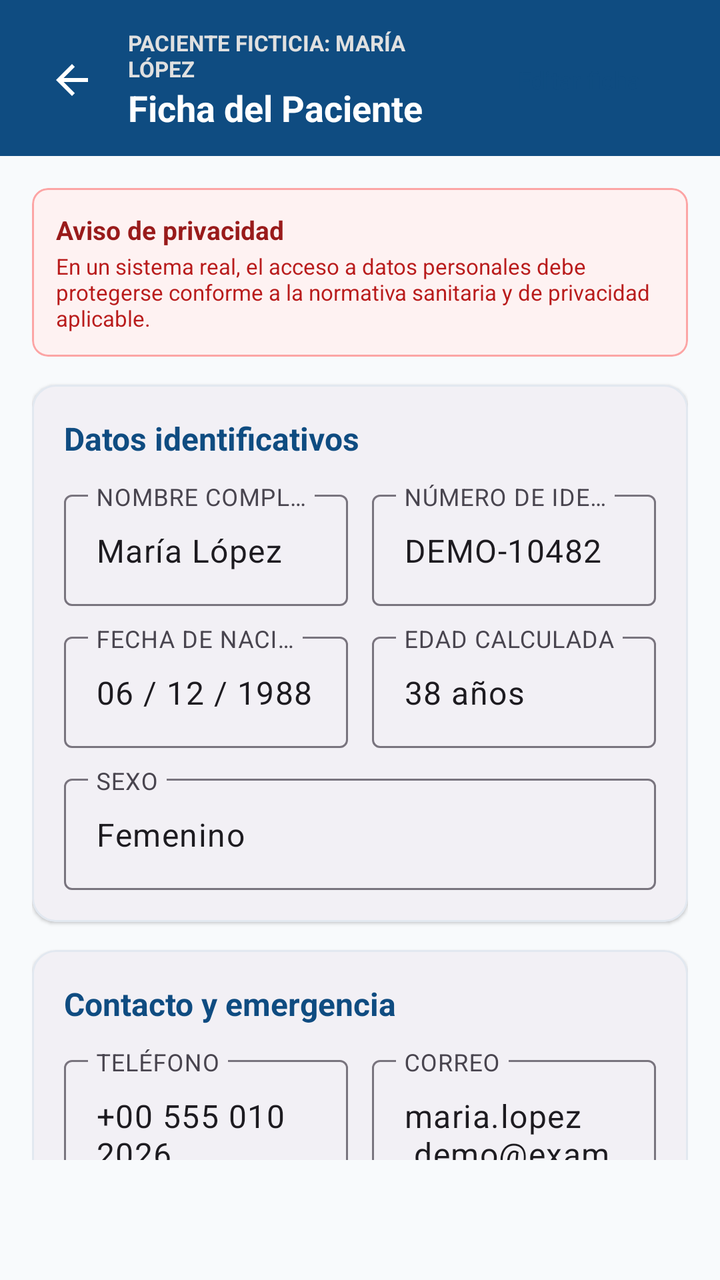
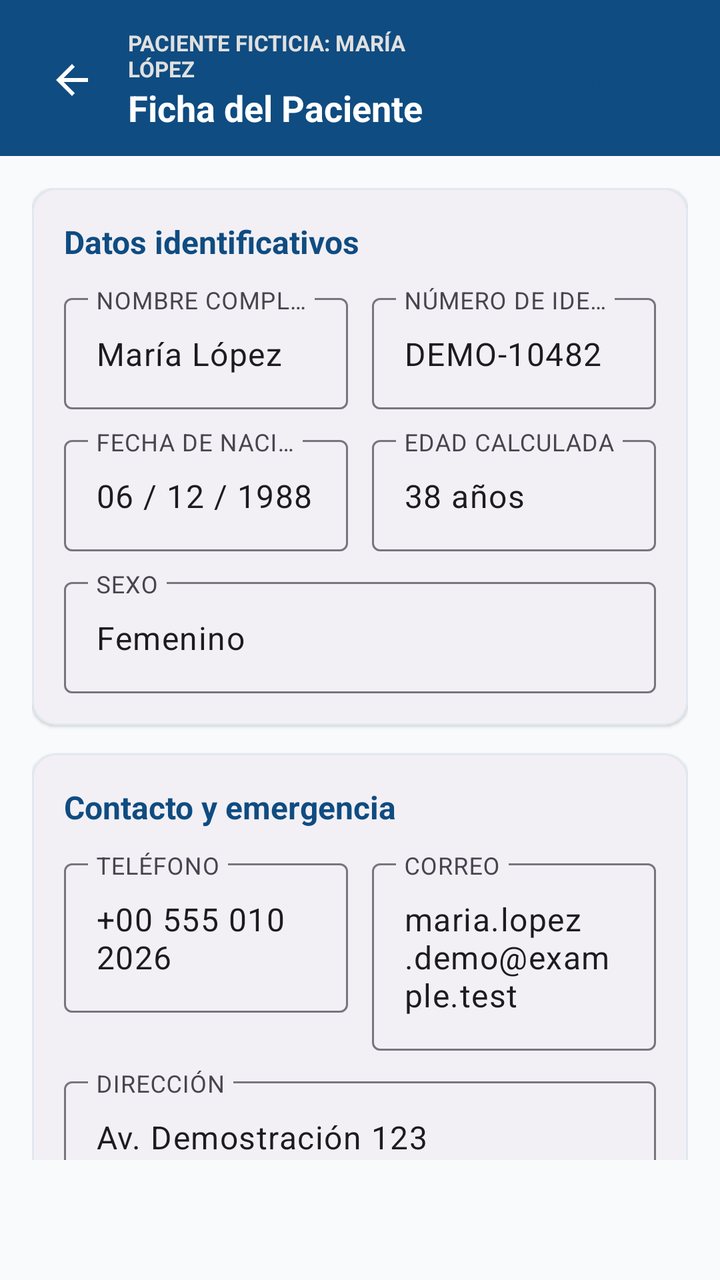

Two renders of the same Android screen: before a commit and after it. Below are the layout's source before the change and the commit's diff.
<!-- AndroidManifest.xml: activity theme Theme.GuiaFarmaceutica -->
<!-- res/layout/activity_perfil_paciente.xml -->
<?xml version="1.0" encoding="utf-8"?>
<androidx.coordinatorlayout.widget.CoordinatorLayout xmlns:android="http://schemas.android.com/apk/res/android"
    xmlns:app="http://schemas.android.com/apk/res-auto"
    android:layout_width="match_parent"
    android:layout_height="match_parent"
    android:background="#F8FAFC">

    <com.google.android.material.appbar.AppBarLayout
        android:layout_width="match_parent"
        android:layout_height="wrap_content"
        android:background="#0F4C81"
        app:elevation="4dp"
        app:liftOnScroll="false">

        <LinearLayout
            android:layout_width="match_parent"
            android:layout_height="wrap_content"
            android:gravity="center_vertical"
            android:orientation="horizontal"
            android:paddingHorizontal="16dp"
            android:paddingTop="14dp"
            android:paddingBottom="12dp">

            <ImageButton
                android:id="@+id/btn_back"
                android:layout_width="40dp"
                android:layout_height="40dp"
                android:background="?attr/selectableItemBackgroundBorderless"
                android:contentDescription="Atrás"
                android:src="@drawable/ic_back_arrow" />

            <LinearLayout
                android:layout_width="0dp"
                android:layout_height="wrap_content"
                android:layout_marginStart="8dp"
                android:layout_weight="1"
                android:orientation="vertical">

                <TextView
                    android:id="@+id/text_perfil_header_sub"
                    android:layout_width="wrap_content"
                    android:layout_height="wrap_content"
                    android:text="PACIENTE FICTICIA: MARÍA LÓPEZ"
                    android:textColor="#E0E0E0"
                    android:textSize="11sp"
                    android:textStyle="bold" />

                <TextView
                    android:id="@+id/text_perfil_header_title"
                    android:layout_width="wrap_content"
                    android:layout_height="wrap_content"
                    android:text="Ficha del Paciente"
                    android:textColor="@android:color/white"
                    android:textSize="18sp"
                    android:textStyle="bold" />
            </LinearLayout>

            <Button
                android:id="@+id/btn_editar_ficha"
                style="@style/Widget.Material3.Button.TonalButton"
                android:layout_width="wrap_content"
                android:layout_height="wrap_content"
                android:text="Editar ficha"
                android:textColor="#0F4C81"
                android:textSize="12sp" />

        </LinearLayout>

    </com.google.android.material.appbar.AppBarLayout>

    <androidx.core.widget.NestedScrollView
        android:layout_width="match_parent"
        android:layout_height="match_parent"
        android:paddingBottom="60dp"
        app:layout_behavior="@string/appbar_scrolling_view_behavior">

        <LinearLayout
            android:layout_width="match_parent"
            android:layout_height="wrap_content"
            android:orientation="vertical"
            android:padding="16dp">

            
            <com.google.android.material.card.MaterialCardView
                android:layout_width="match_parent"
                android:layout_height="wrap_content"
                android:layout_marginBottom="14dp"
                app:cardBackgroundColor="#FEF2F2"
                app:cardCornerRadius="8dp"
                app:strokeColor="#FCA5A5"
                app:strokeWidth="1dp">

                <LinearLayout
                    android:layout_width="match_parent"
                    android:layout_height="wrap_content"
                    android:orientation="vertical"
                    android:padding="12dp">

                    <TextView
                        android:layout_width="wrap_content"
                        android:layout_height="wrap_content"
                        android:text="Aviso de privacidad"
                        android:textColor="#991B1B"
                        android:textSize="13sp"
                        android:textStyle="bold" />

                    <TextView
                        android:layout_width="wrap_content"
                        android:layout_height="wrap_content"
                        android:layout_marginTop="2dp"
                        android:text="En un sistema real, el acceso a datos personales debe protegerse conforme a la normativa sanitaria y de privacidad aplicable."
                        android:textColor="#B91C1C"
                        android:textSize="11sp" />

                </LinearLayout>

            </com.google.android.material.card.MaterialCardView>

            
            <com.google.android.material.card.MaterialCardView
                android:layout_width="match_parent"
                android:layout_height="wrap_content"
                android:layout_marginBottom="14dp"
                app:cardCornerRadius="12dp"
                app:cardElevation="1dp"
                app:strokeColor="#E2E8F0"
                app:strokeWidth="1dp">

                <LinearLayout
                    android:layout_width="match_parent"
                    android:layout_height="wrap_content"
                    android:orientation="vertical"
                    android:padding="16dp">

                    <TextView
                        android:layout_width="wrap_content"
                        android:layout_height="wrap_content"
                        android:text="Datos identificativos"
                        android:textColor="#0F4C81"
                        android:textSize="16sp"
                        android:textStyle="bold" />

                    <LinearLayout
                        android:layout_width="match_parent"
                        android:layout_height="wrap_content"
                        android:layout_marginTop="12dp"
                        android:orientation="horizontal">

                        <com.google.android.material.textfield.TextInputLayout
                            android:layout_width="0dp"
                            android:layout_height="wrap_content"
                            android:layout_marginEnd="6dp"
                            android:layout_weight="1"
                            android:hint="NOMBRE COMPLETO">

                            <com.google.android.material.textfield.TextInputEditText
                                android:id="@+id/edit_perfil_nombre"
                                android:layout_width="match_parent"
                                android:layout_height="wrap_content"
                                android:text="María López" />
                        </com.google.android.material.textfield.TextInputLayout>

                        <com.google.android.material.textfield.TextInputLayout
                            android:layout_width="0dp"
                            android:layout_height="wrap_content"
                            android:layout_marginStart="6dp"
                            android:layout_weight="1"
                            android:hint="NÚMERO DE IDENTIFICACIÓN">

                            <com.google.android.material.textfield.TextInputEditText
                                android:id="@+id/edit_perfil_id"
                                android:layout_width="match_parent"
                                android:layout_height="wrap_content"
                                android:text="DEMO-10482" />
                        </com.google.android.material.textfield.TextInputLayout>

                    </LinearLayout>

                    <LinearLayout
                        android:layout_width="match_parent"
                        android:layout_height="wrap_content"
                        android:layout_marginTop="10dp"
                        android:orientation="horizontal">

                        <com.google.android.material.textfield.TextInputLayout
                            android:layout_width="0dp"
                            android:layout_height="wrap_content"
                            android:layout_marginEnd="6dp"
                            android:layout_weight="1"
                            android:hint="FECHA DE NACIMIENTO">

                            <com.google.android.material.textfield.TextInputEditText
                                android:id="@+id/edit_perfil_fecha_nac"
                                android:layout_width="match_parent"
                                android:layout_height="wrap_content"
                                android:text="06 / 12 / 1988" />
                        </com.google.android.material.textfield.TextInputLayout>

                        <com.google.android.material.textfield.TextInputLayout
                            android:layout_width="0dp"
                            android:layout_height="wrap_content"
                            android:layout_marginStart="6dp"
                            android:layout_weight="1"
                            android:hint="EDAD CALCULADA">

                            <com.google.android.material.textfield.TextInputEditText
                                android:id="@+id/edit_perfil_edad"
                                android:layout_width="match_parent"
                                android:layout_height="wrap_content"
                                android:text="38 años" />
                        </com.google.android.material.textfield.TextInputLayout>

                    </LinearLayout>

                    <com.google.android.material.textfield.TextInputLayout
                        android:layout_width="match_parent"
                        android:layout_height="wrap_content"
                        android:layout_marginTop="10dp"
                        android:hint="SEXO">

                        <com.google.android.material.textfield.TextInputEditText
                            android:id="@+id/edit_perfil_sexo"
                            android:layout_width="match_parent"
                            android:layout_height="wrap_content"
                            android:text="Femenino" />
                    </com.google.android.material.textfield.TextInputLayout>

                </LinearLayout>

            </com.google.android.material.card.MaterialCardView>

            
            <com.google.android.material.card.MaterialCardView
                android:layout_width="match_parent"
                android:layout_height="wrap_content"
                android:layout_marginBottom="14dp"
                app:cardCornerRadius="12dp"
                app:cardElevation="1dp"
                app:strokeColor="#E2E8F0"
                app:strokeWidth="1dp">

                <LinearLayout
                    android:layout_width="match_parent"
                    android:layout_height="wrap_content"
                    android:orientation="vertical"
                    android:padding="16dp">

                    <TextView
                        android:layout_width="wrap_content"
                        android:layout_height="wrap_content"
                        android:text="Contacto y emergencia"
                        android:textColor="#0F4C81"
                        android:textSize="16sp"
                        android:textStyle="bold" />

                    <LinearLayout
                        android:layout_width="match_parent"
                        android:layout_height="wrap_content"
                        android:layout_marginTop="12dp"
                        android:orientation="horizontal">

                        <com.google.android.material.textfield.TextInputLayout
                            android:layout_width="0dp"
                            android:layout_height="wrap_content"
                            android:layout_marginEnd="6dp"
                            android:layout_weight="1"
                            android:hint="TELÉFONO">

                            <com.google.android.material.textfield.TextInputEditText
                                android:id="@+id/edit_perfil_telefono"
                                android:layout_width="match_parent"
                                android:layout_height="wrap_content"
                                android:text="+00 555 010 2026" />
                        </com.google.android.material.textfield.TextInputLayout>

                        <com.google.android.material.textfield.TextInputLayout
                            android:layout_width="0dp"
                            android:layout_height="wrap_content"
                            android:layout_marginStart="6dp"
                            android:layout_weight="1"
                            android:hint="CORREO">

                            <com.google.android.material.textfield.TextInputEditText
                                android:id="@+id/edit_perfil_correo"
                                android:layout_width="match_parent"
                                android:layout_height="wrap_content"
                                android:text="maria.lopez.demo@example.test" />
                        </com.google.android.material.textfield.TextInputLayout>

                    </LinearLayout>

                    <com.google.android.material.textfield.TextInputLayout
                        android:layout_width="match_parent"
                        android:layout_height="wrap_content"
                        android:layout_marginTop="10dp"
                        android:hint="DIRECCIÓN">

                        <com.google.android.material.textfield.TextInputEditText
                            android:id="@+id/edit_perfil_direccion"
                            android:layout_width="match_parent"
                            android:layout_height="wrap_content"
                            android:text="Av. Demostración 123" />
                    </com.google.android.material.textfield.TextInputLayout>

                    <com.google.android.material.textfield.TextInputLayout
                        android:layout_width="match_parent"
                        android:layout_height="wrap_content"
                        android:layout_marginTop="10dp"
                        android:hint="CONTACTO DE EMERGENCIA">

                        <com.google.android.material.textfield.TextInputEditText
                            android:id="@+id/edit_perfil_emergencia"
                            android:layout_width="match_parent"
                            android:layout_height="wrap_content"
                            android:text="Ana López - +00 555 010 2027" />
                    </com.google.android.material.textfield.TextInputLayout>

                </LinearLayout>

            </com.google.android.material.card.MaterialCardView>

            
            <com.google.android.material.card.MaterialCardView
                android:layout_width="match_parent"
                android:layout_height="wrap_content"
                android:layout_marginBottom="14dp"
                app:cardCornerRadius="12dp"
                app:cardElevation="1dp"
                app:strokeColor="#E2E8F0"
                app:strokeWidth="1dp">

                <LinearLayout
                    android:layout_width="match_parent"
                    android:layout_height="wrap_content"
                    android:orientation="vertical"
                    android:padding="16dp">

                    <TextView
                        android:layout_width="wrap_content"
                        android:layout_height="wrap_content"
                        android:text="Datos clínicos"
                        android:textColor="#0F4C81"
                        android:textSize="16sp"
                        android:textStyle="bold" />

                    <com.google.android.material.textfield.TextInputLayout
                        android:layout_width="match_parent"
                        android:layout_height="wrap_content"
                        android:layout_marginTop="12dp"
                        android:hint="ALERGIAS">

                        <com.google.android.material.textfield.TextInputEditText
                            android:id="@+id/edit_perfil_alergias"
                            android:layout_width="match_parent"
                            android:layout_height="wrap_content"
                            android:text="Alergia ficticia registrada (Penicilina / AINEs)"
                            android:textColor="#C62828"
                            android:textStyle="bold" />
                    </com.google.android.material.textfield.TextInputLayout>

                    <LinearLayout
                        android:layout_width="match_parent"
                        android:layout_height="wrap_content"
                        android:layout_marginTop="10dp"
                        android:orientation="horizontal">

                        <com.google.android.material.textfield.TextInputLayout
                            android:layout_width="0dp"
                            android:layout_height="wrap_content"
                            android:layout_marginEnd="6dp"
                            android:layout_weight="1"
                            android:hint="CONDICIONES RELEVANTES">

                            <com.google.android.material.textfield.TextInputEditText
                                android:id="@+id/edit_perfil_condiciones"
                                android:layout_width="match_parent"
                                android:layout_height="wrap_content"
                                android:text="Antecedente ficticio" />
                        </com.google.android.material.textfield.TextInputLayout>

                        <com.google.android.material.textfield.TextInputLayout
                            android:layout_width="0dp"
                            android:layout_height="wrap_content"
                            android:layout_marginStart="6dp"
                            android:layout_weight="1"
                            android:hint="GRUPO SANGUÍNEO">

                            <com.google.android.material.textfield.TextInputEditText
                                android:id="@+id/edit_perfil_grupo_sang"
                                android:layout_width="match_parent"
                                android:layout_height="wrap_content"
                                android:text="O+" />
                        </com.google.android.material.textfield.TextInputLayout>

                    </LinearLayout>

                    <LinearLayout
                        android:layout_width="match_parent"
                        android:layout_height="wrap_content"
                        android:layout_marginTop="10dp"
                        android:orientation="horizontal">

                        <com.google.android.material.textfield.TextInputLayout
                            android:layout_width="0dp"
                            android:layout_height="wrap_content"
                            android:layout_marginEnd="6dp"
                            android:layout_weight="1"
                            android:hint="PESO">

                            <com.google.android.material.textfield.TextInputEditText
                                android:id="@+id/edit_perfil_peso"
                                android:layout_width="match_parent"
                                android:layout_height="wrap_content"
                                android:text="62 kg" />
                        </com.google.android.material.textfield.TextInputLayout>

                        <com.google.android.material.textfield.TextInputLayout
                            android:layout_width="0dp"
                            android:layout_height="wrap_content"
                            android:layout_marginStart="6dp"
                            android:layout_weight="1"
                            android:hint="ALTURA">

                            <com.google.android.material.textfield.TextInputEditText
                                android:id="@+id/edit_perfil_altura"
                                android:layout_width="match_parent"
                                android:layout_height="wrap_content"
                                android:text="165 cm" />
                        </com.google.android.material.textfield.TextInputLayout>

                    </LinearLayout>

                    <com.google.android.material.textfield.TextInputLayout
                        android:layout_width="match_parent"
                        android:layout_height="wrap_content"
                        android:layout_marginTop="10dp"
                        android:hint="NOTAS CLÍNICAS">

                        <com.google.android.material.textfield.TextInputEditText
                            android:id="@+id/edit_perfil_notas"
                            android:layout_width="match_parent"
                            android:layout_height="wrap_content"
                            android:text="Notas ficticias para demostración. No usar en atención real." />
                    </com.google.android.material.textfield.TextInputLayout>

                </LinearLayout>

            </com.google.android.material.card.MaterialCardView>

            
            <LinearLayout
                android:layout_width="match_parent"
                android:layout_height="wrap_content"
                android:orientation="horizontal">

                <Button
                    android:id="@+id/btn_perfil_nueva_impresion"
                    android:layout_width="0dp"
                    android:layout_height="wrap_content"
                    android:layout_marginEnd="4dp"
                    android:layout_weight="1"
                    android:text="Nueva Impresión" />

                <Button
                    android:id="@+id/btn_perfil_historial"
                    style="@style/Widget.Material3.Button.OutlinedButton"
                    android:layout_width="0dp"
                    android:layout_height="wrap_content"
                    android:layout_marginStart="4dp"
                    android:layout_weight="1"
                    android:text="Ver Historial" />

            </LinearLayout>

        </LinearLayout>

    </androidx.core.widget.NestedScrollView>

</androidx.coordinatorlayout.widget.CoordinatorLayout>
<!-- resources referenced by this layout -->
<resources>
  <!-- drawable ic_back_arrow (drawable) -->
  <vector xmlns:android="http://schemas.android.com/apk/res/android"
      android:width="24dp"
      android:height="24dp"
      android:viewportWidth="24"
      android:viewportHeight="24">
      <path
          android:fillColor="@android:color/white"
          android:pathData="M20,11H7.83l5.59,-5.59L12,4l-8,8 8,8 1.41,-1.41L7.83,13H20v-2z" />
  </vector>
  <style name="Theme.GuiaFarmaceutica" parent="Theme.Material3.DayNight.NoActionBar">
          <item name="colorPrimary">@color/verde_farmacia</item>
          <item name="colorOnPrimary">@android:color/white</item>
          <item name="colorSecondary">@color/azul_clinico</item>
      </style>
  <color name="verde_farmacia">#1B7A4D</color>
  <color name="azul_clinico">#1565C0</color>
</resources>

<!-- the commit's change to res/layout/activity_perfil_paciente.xml (unified diff, before → after) -->
@@ -85,32 +85,109 @@
                 android:layout_width="match_parent"
                 android:layout_height="wrap_content"
                 android:layout_marginBottom="14dp"
-                app:cardBackgroundColor="#FEF2F2"
-                app:cardCornerRadius="8dp"
-                app:strokeColor="#FCA5A5"
+                app:cardCornerRadius="12dp"
+                app:cardElevation="1dp"
+                app:strokeColor="#E2E8F0"
                 app:strokeWidth="1dp">
 
                 <LinearLayout
                     android:layout_width="match_parent"
                     android:layout_height="wrap_content"
                     android:orientation="vertical"
-                    android:padding="12dp">
+                    android:padding="16dp">
 
                     <TextView
                         android:layout_width="wrap_content"
                         android:layout_height="wrap_content"
-                        android:text="Aviso de privacidad"
-                        android:textColor="#991B1B"
-                        android:textSize="13sp"
+                        android:text="Datos identificativos"
+                        android:textColor="#0F4C81"
+                        android:textSize="16sp"
                         android:textStyle="bold" />
 
-                    <TextView
-                        android:layout_width="wrap_content"
-                        android:layout_height="wrap_content"
-                        android:layout_marginTop="2dp"
-                        android:text="En un sistema real, el acceso a datos personales debe protegerse conforme a la normativa sanitaria y de privacidad aplicable."
-                        android:textColor="#B91C1C"
-                        android:textSize="11sp" />
+                    <LinearLayout
+                        android:layout_width="match_parent"
+                        android:layout_height="wrap_content"
+                        android:layout_marginTop="12dp"
+                        android:orientation="horizontal">
+
+                        <com.google.android.material.textfield.TextInputLayout
+                            android:layout_width="0dp"
+                            android:layout_height="wrap_content"
+                            android:layout_marginEnd="6dp"
+                            android:layout_weight="1"
+                            android:hint="NOMBRE COMPLETO">
+
+                            <com.google.android.material.textfield.TextInputEditText
+                                android:id="@+id/edit_perfil_nombre"
+                                android:layout_width="match_parent"
+                                android:layout_height="wrap_content"
+                                android:text="María López" />
+                        </com.google.android.material.textfield.TextInputLayout>
+
+                        <com.google.android.material.textfield.TextInputLayout
+                            android:layout_width="0dp"
+                            android:layout_height="wrap_content"
+                            android:layout_marginStart="6dp"
+                            android:layout_weight="1"
+                            android:hint="NÚMERO DE IDENTIFICACIÓN">
+
+                            <com.google.android.material.textfield.TextInputEditText
+                                android:id="@+id/edit_perfil_id"
+                                android:layout_width="match_parent"
+                                android:layout_height="wrap_content"
+                                android:text="DEMO-10482" />
+                        </com.google.android.material.textfield.TextInputLayout>
+
+                    </LinearLayout>
+
+                    <LinearLayout
+                        android:layout_width="match_parent"
+                        android:layout_height="wrap_content"
+                        android:layout_marginTop="10dp"
+                        android:orientation="horizontal">
+
+                        <com.google.android.material.textfield.TextInputLayout
+                            android:layout_width="0dp"
+                            android:layout_height="wrap_content"
+                            android:layout_marginEnd="6dp"
+                            android:layout_weight="1"
+                            android:hint="FECHA DE NACIMIENTO">
+
+                            <com.google.android.material.textfield.TextInputEditText
+                                android:id="@+id/edit_perfil_fecha_nac"
+                                android:layout_width="match_parent"
+                                android:layout_height="wrap_content"
+                                android:text="06 / 12 / 1988" />
+                        </com.google.android.material.textfield.TextInputLayout>
+
+                        <com.google.android.material.textfield.TextInputLayout
+                            android:layout_width="0dp"
+                            android:layout_height="wrap_content"
+                            android:layout_marginStart="6dp"
+                            android:layout_weight="1"
+                            android:hint="EDAD CALCULADA">
+
+                            <com.google.android.material.textfield.TextInputEditText
+                                android:id="@+id/edit_perfil_edad"
+                                android:layout_width="match_parent"
+                                android:layout_height="wrap_content"
+                                android:text="38 años" />
+                        </com.google.android.material.textfield.TextInputLayout>
+
+                    </LinearLayout>
+
+                    <com.google.android.material.textfield.TextInputLayout
+                        android:layout_width="match_parent"
+                        android:layout_height="wrap_content"
+                        android:layout_marginTop="10dp"
+                        android:hint="SEXO">
+
+                        <com.google.android.material.textfield.TextInputEditText
+                            android:id="@+id/edit_perfil_sexo"
+                            android:layout_width="match_parent"
+                            android:layout_height="wrap_content"
+                            android:text="Femenino" />
+                    </com.google.android.material.textfield.TextInputLayout>
 
                 </LinearLayout>
 
@@ -135,7 +212,7 @@
                     <TextView
                         android:layout_width="wrap_content"
                         android:layout_height="wrap_content"
-                        android:text="Datos identificativos"
+                        android:text="Contacto y emergencia"
                         android:textColor="#0F4C81"
                         android:textSize="16sp"
                         android:textStyle="bold" />
@@ -151,13 +228,13 @@
                             android:layout_height="wrap_content"
                             android:layout_marginEnd="6dp"
                             android:layout_weight="1"
-                            android:hint="NOMBRE COMPLETO">
-
-                            <com.google.android.material.textfield.TextInputEditText
-                                android:id="@+id/edit_perfil_nombre"
-                                android:layout_width="match_parent"
-                                android:layout_height="wrap_content"
-                                android:text="María López" />
+                            android:hint="TELÉFONO">
+
+                            <com.google.android.material.textfield.TextInputEditText
+                                android:id="@+id/edit_perfil_telefono"
+                                android:layout_width="match_parent"
+                                android:layout_height="wrap_content"
+                                android:text="+00 555 010 2026" />
                         </com.google.android.material.textfield.TextInputLayout>
 
                         <com.google.android.material.textfield.TextInputLayout
@@ -165,64 +242,41 @@
                             android:layout_height="wrap_content"
                             android:layout_marginStart="6dp"
                             android:layout_weight="1"
-                            android:hint="NÚMERO DE IDENTIFICACIÓN">
-
-                            <com.google.android.material.textfield.TextInputEditText
-                                android:id="@+id/edit_perfil_id"
-                                android:layout_width="match_parent"
-                                android:layout_height="wrap_content"
-                                android:text="DEMO-10482" />
+                            android:hint="CORREO">
+
+                            <com.google.android.material.textfield.TextInputEditText
+                                android:id="@+id/edit_perfil_correo"
+                                android:layout_width="match_parent"
+                                android:layout_height="wrap_content"
+                                android:text="maria.lopez.demo@example.test" />
                         </com.google.android.material.textfield.TextInputLayout>
 
                     </LinearLayout>
 
-                    <LinearLayout
-                        android:layout_width="match_parent"
-                        android:layout_height="wrap_content"
-                        android:layout_marginTop="10dp"
-                        android:orientation="horizontal">
-
-                        <com.google.android.material.textfield.TextInputLayout
-                            android:layout_width="0dp"
-                            android:layout_height="wrap_content"
-                            android:layout_marginEnd="6dp"
-                            android:layout_weight="1"
-                            android:hint="FECHA DE NACIMIENTO">
-
-                            <com.google.android.material.textfield.TextInputEditText
-                                android:id="@+id/edit_perfil_fecha_nac"
-                                android:layout_width="match_parent"
-                                android:layout_height="wrap_content"
-                                android:text="06 / 12 / 1988" />
-                        </com.google.android.material.textfield.TextInputLayout>
-
-                        <com.google.android.material.textfield.TextInputLayout
-                            android:layout_width="0dp"
-                            android:layout_height="wrap_content"
-                            android:layout_marginStart="6dp"
-                            android:layout_weight="1"
-                            android:hint="EDAD CALCULADA">
-
-                            <com.google.android.material.textfield.TextInputEditText
-                                android:id="@+id/edit_perfil_edad"
-                                android:layout_width="match_parent"
-                                android:layout_height="wrap_content"
-                                android:text="38 años" />
-                        </com.google.android.material.textfield.TextInputLayout>
-
-                    </LinearLayout>
-
                     <com.google.android.material.textfield.TextInputLayout
                         android:layout_width="match_parent"
                         android:layout_height="wrap_content"
                         android:layout_marginTop="10dp"
-                        android:hint="SEXO">
+                        android:hint="DIRECCIÓN">
 
                         <com.google.android.material.textfield.TextInputEditText
-                            android:id="@+id/edit_perfil_sexo"
+                            android:id="@+id/edit_perfil_direccion"
                             android:layout_width="match_parent"
                             android:layout_height="wrap_content"
-                            android:text="Femenino" />
+                            android:text="Av. Demostración 123" />
+                    </com.google.android.material.textfield.TextInputLayout>
+
+                    <com.google.android.material.textfield.TextInputLayout
+                        android:layout_width="match_parent"
+                        android:layout_height="wrap_content"
+                        android:layout_marginTop="10dp"
+                        android:hint="CONTACTO DE EMERGENCIA">
+
+                        <com.google.android.material.textfield.TextInputEditText
+                            android:id="@+id/edit_perfil_emergencia"
+                            android:layout_width="match_parent"
+                            android:layout_height="wrap_content"
+                            android:text="Ana López - +00 555 010 2027" />
                     </com.google.android.material.textfield.TextInputLayout>
 
                 </LinearLayout>
@@ -248,96 +302,6 @@
                     <TextView
                         android:layout_width="wrap_content"
                         android:layout_height="wrap_content"
-                        android:text="Contacto y emergencia"
-                        android:textColor="#0F4C81"
-                        android:textSize="16sp"
-                        android:textStyle="bold" />
-
-                    <LinearLayout
-                        android:layout_width="match_parent"
-                        android:layout_height="wrap_content"
-                        android:layout_marginTop="12dp"
-                        android:orientation="horizontal">
-
-                        <com.google.android.material.textfield.TextInputLayout
-                            android:layout_width="0dp"
-                            android:layout_height="wrap_content"
-                            android:layout_marginEnd="6dp"
-                            android:layout_weight="1"
-                            android:hint="TELÉFONO">
-
-                            <com.google.android.material.textfield.TextInputEditText
-                                android:id="@+id/edit_perfil_telefono"
-                                android:layout_width="match_parent"
-                                android:layout_height="wrap_content"
-                                android:text="+00 555 010 2026" />
-                        </com.google.android.material.textfield.TextInputLayout>
-
-                        <com.google.android.material.textfield.TextInputLayout
-                            android:layout_width="0dp"
-                            android:layout_height="wrap_content"
-                            android:layout_marginStart="6dp"
-                            android:layout_weight="1"
-                            android:hint="CORREO">
-
-                            <com.google.android.material.textfield.TextInputEditText
-                                android:id="@+id/edit_perfil_correo"
-                                android:layout_width="match_parent"
-                                android:layout_height="wrap_content"
-                                android:text="maria.lopez.demo@example.test" />
-                        </com.google.android.material.textfield.TextInputLayout>
-
-                    </LinearLayout>
-
-                    <com.google.android.material.textfield.TextInputLayout
-                        android:layout_width="match_parent"
-                        android:layout_height="wrap_content"
-                        android:layout_marginTop="10dp"
-                        android:hint="DIRECCIÓN">
-
-                        <com.google.android.material.textfield.TextInputEditText
-                            android:id="@+id/edit_perfil_direccion"
-                            android:layout_width="match_parent"
-                            android:layout_height="wrap_content"
-                            android:text="Av. Demostración 123" />
-                    </com.google.android.material.textfield.TextInputLayout>
-
-                    <com.google.android.material.textfield.TextInputLayout
-                        android:layout_width="match_parent"
-                        android:layout_height="wrap_content"
-                        android:layout_marginTop="10dp"
-                        android:hint="CONTACTO DE EMERGENCIA">
-
-                        <com.google.android.material.textfield.TextInputEditText
-                            android:id="@+id/edit_perfil_emergencia"
-                            android:layout_width="match_parent"
-                            android:layout_height="wrap_content"
-                            android:text="Ana López - +00 555 010 2027" />
-                    </com.google.android.material.textfield.TextInputLayout>
-
-                </LinearLayout>
-
-            </com.google.android.material.card.MaterialCardView>
-
-            
-            <com.google.android.material.card.MaterialCardView
-                android:layout_width="match_parent"
-                android:layout_height="wrap_content"
-                android:layout_marginBottom="14dp"
-                app:cardCornerRadius="12dp"
-                app:cardElevation="1dp"
-                app:strokeColor="#E2E8F0"
-                app:strokeWidth="1dp">
-
-                <LinearLayout
-                    android:layout_width="match_parent"
-                    android:layout_height="wrap_content"
-                    android:orientation="vertical"
-                    android:padding="16dp">
-
-                    <TextView
-                        android:layout_width="wrap_content"
-                        android:layout_height="wrap_content"
                         android:text="Datos clínicos"
                         android:textColor="#0F4C81"
                         android:textSize="16sp"
